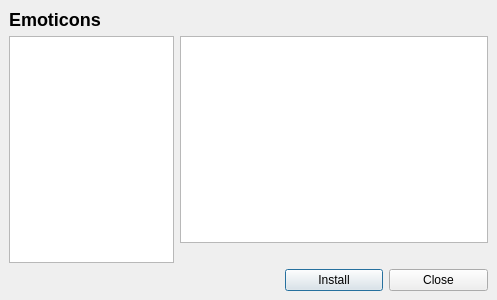
Old version of the form widgets/extra.ui in the repository xmpp-graveyard/jabbim.
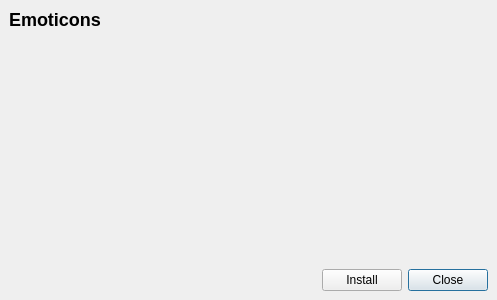
New version of the form. The open tabs and pages were chosen to show the change. Icons and pictures are not drawn.

Commit message: jabbim extra ukazuje prubeh stahovani a automaticky po stazeni ukaze prave stazenou extra part. oprava spatneho generovani preview chatskinu v preferencich

The edit to the form file:
```diff
--- a/widgets/extra.ui
+++ b/widgets/extra.ui
@@ -22,48 +22,70 @@
    <property name="spacing" >
     <number>6</number>
    </property>
-   <item row="2" column="1" colspan="3" >
-    <widget class="QLabel" name="preview" >
-     <property name="text" >
-      <string/>
+   <item row="1" column="0" colspan="3" >
+    <widget class="QStackedWidget" name="stackedWidget" >
+     <property name="currentIndex" >
+      <number>0</number>
      </property>
+     <widget class="QWidget" name="page" >
+      <layout class="QGridLayout" >
+       <property name="margin" >
+        <number>9</number>
+       </property>
+       <property name="spacing" >
+        <number>6</number>
+       </property>
+       <item rowspan="2" row="0" column="0" >
+        <widget class="QListWidget" name="listWidget" >
+         <property name="maximumSize" >
+          <size>
+           <width>165</width>
+           <height>16777215</height>
+          </size>
+         </property>
+        </widget>
+       </item>
+       <item row="1" column="1" >
+        <widget class="QLabel" name="preview" >
+         <property name="text" >
+          <string/>
+         </property>
+        </widget>
+       </item>
+       <item row="0" column="1" >
+        <widget class="QTextBrowser" name="textBrowser" />
+       </item>
+      </layout>
+     </widget>
+     <widget class="QWidget" name="page_2" >
+      <layout class="QGridLayout" >
+       <property name="margin" >
+        <number>9</number>
+       </property>
+       <property name="spacing" >
+        <number>6</number>
+       </property>
+       <item row="1" column="0" >
+        <spacer>
+         <property name="orientation" >
+          <enum>Qt::Vertical</enum>
+         </property>
+         <property name="sizeHint" >
+          <size>
+           <width>20</width>
+           <height>171</height>
+          </size>
+         </property>
+        </spacer>
+       </item>
+       <item row="0" column="0" >
+        <widget class="QWidget" native="1" name="prog" />
+       </item>
+      </layout>
+     </widget>
     </widget>
    </item>
-   <item row="1" column="1" colspan="3" >
-    <widget class="QTextBrowser" name="textBrowser" />
-   </item>
-   <item row="0" column="0" >
-    <widget class="QLabel" name="label" >
-     <property name="text" >
-      <string>&lt;h2>Emoticons&lt;/h2></string>
-     </property>
-    </widget>
-   </item>
-   <item row="3" column="2" >
-    <widget class="QPushButton" name="pushButton" >
-     <property name="text" >
-      <string>Install</string>
-     </property>
-    </widget>
-   </item>
-   <item row="3" column="3" >
-    <widget class="QPushButton" name="pushButton_2" >
-     <property name="text" >
-      <string>Close</string>
-     </property>
-    </widget>
-   </item>
-   <item rowspan="2" row="1" column="0" >
-    <widget class="QListWidget" name="listWidget" >
-     <property name="maximumSize" >
-      <size>
-       <width>165</width>
-       <height>16777215</height>
-      </size>
-     </property>
-    </widget>
-   </item>
-   <item row="3" column="0" colspan="2" >
+   <item row="2" column="0" >
     <spacer>
      <property name="orientation" >
       <enum>Qt::Horizontal</enum>
@@ -76,6 +98,27 @@
      </property>
     </spacer>
    </item>
+   <item row="2" column="2" >
+    <widget class="QPushButton" name="pushButton_2" >
+     <property name="text" >
+      <string>Close</string>
+     </property>
+    </widget>
+   </item>
+   <item row="2" column="1" >
+    <widget class="QPushButton" name="pushButton" >
+     <property name="text" >
+      <string>Install</string>
+     </property>
+    </widget>
+   </item>
+   <item row="0" column="0" >
+    <widget class="QLabel" name="label" >
+     <property name="text" >
+      <string>&lt;h2>Emoticons&lt;/h2></string>
+     </property>
+    </widget>
+   </item>
   </layout>
  </widget>
  <resources/>
```
The commit also changes 5 other files.
